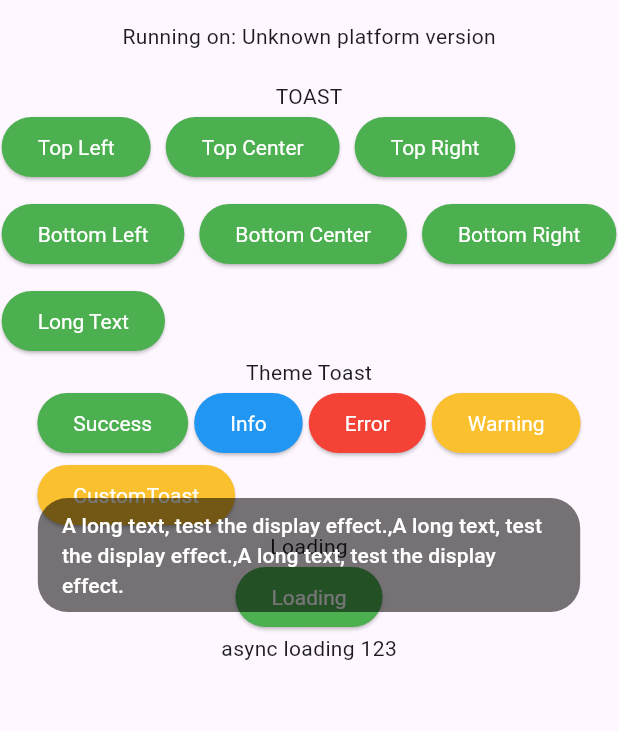
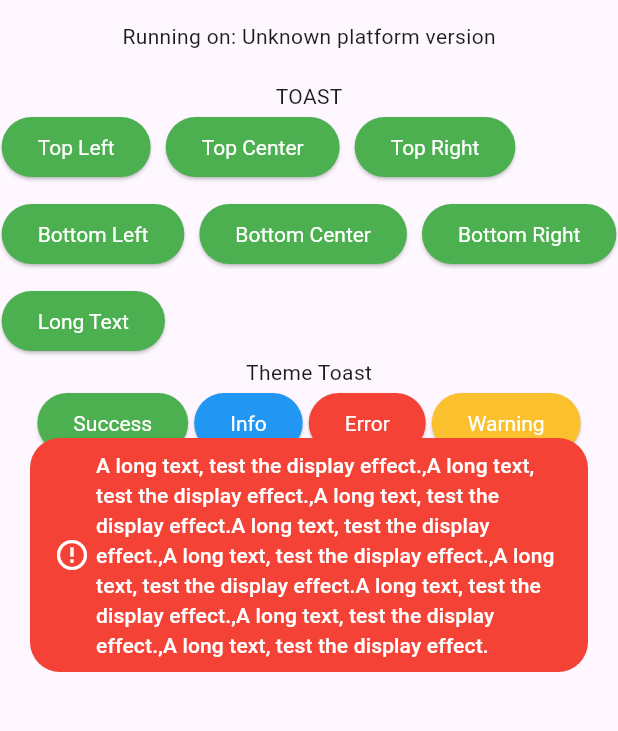
Before and after one commit to AlwaysSum/flutter_prompt, a Flutter app: the screen it shows after launch, after a tap on "Long Text", on a phone screen of 412 x 824 dp, the part 63-794 px from its top. Run offline on Flutter 3.47's test engine with Material 2 defaults, Android fonts, the phone set to English and light mode, and no system bars; our stand-ins replace plugin_platform_interface; missing offline and left inert: dart:html.

Commit message:
fix:0.0.5, 修复 toast 不关闭问题，修复文本溢出问题

```diff
--- a/example/lib/main.dart
+++ b/example/lib/main.dart
@@ -173,7 +173,9 @@
                 ElevatedButton(
                   onPressed: () {
                     Prompt.showToast(
-                      "A long text, test the display effect.,A long text, test the display effect.,A long text, test the display effect.",
+                      "A long text, test the display effect.,A long text, test the display effect.,A long text, test the display effect.A long text, test the display effect.,A long text, test the display effect.,A long text, test the display effect.A long text, test the display effect.,A long text, test the display effect.,A long text, test the display effect.",
+                      type: ToastType.error,
+                      // alignment: Alignment.topCenter,
                     );
                   },
                   child: const Text("Long Text"),
@@ -303,8 +305,9 @@
 
 Future<int> _testAsyncLoading() {
   Prompt.showLoading(msg: "async loading demo");
-  return Future.delayed(const Duration(seconds:2), () => 123)
-      // return Future.value(123)
+  Prompt.showToast("你好啊");
+  // return Future.delayed(const Duration(seconds:2), () => 123)
+      return Future.value(123)
       .whenComplete(() => Prompt.hideLoading());
 }
 
--- a/lib/src/custom_style.dart
+++ b/lib/src/custom_style.dart
@@ -75,15 +75,12 @@
         color: color,
         borderRadius: toastRadius,
       ),
-      margin:  EdgeInsets.symmetric(vertical: toastGap),
+      margin: EdgeInsets.symmetric(vertical: toastGap),
       child: Row(
         mainAxisSize: MainAxisSize.min,
         children: [
           if (icon != null) ...[icon, SizedBox(width: toastGap)],
-          ConstrainedBox(
-            constraints: BoxConstraints(
-              maxWidth: toastMaxWidth(context),
-            ),
+          Flexible(
             child: Text(
               msg,
               style: const TextStyle(color: Colors.white),
--- a/lib/src/prompt.dart
+++ b/lib/src/prompt.dart
@@ -114,9 +114,7 @@
     ///延时删除
     return Future.delayed(model.duration, () {
       instance.toastList.value.remove(model);
-      WidgetsBinding.instance.addPostFrameCallback((timeStamp) {
-        instance.toastList.notifyListeners();
-      });
+      instance.toastList.notifyListeners();
     });
   }
 
--- a/lib/src/widget/toast.dart
+++ b/lib/src/widget/toast.dart
@@ -43,10 +43,14 @@
             ),
             //中间
             Center(
-              child: list
-                  .lastWhere((element) => element.position == Alignment.center,
-                      orElse: () => ToastModel((_) => const SizedBox()))
-                  .builder(context),
+              child: Padding(
+                padding: const EdgeInsets.all(20),
+                child: list
+                    .lastWhere(
+                        (element) => element.position == Alignment.center,
+                        orElse: () => ToastModel((_) => const SizedBox()))
+                    .builder(context),
+              ),
             ),
             //底部
             Positioned(
```
